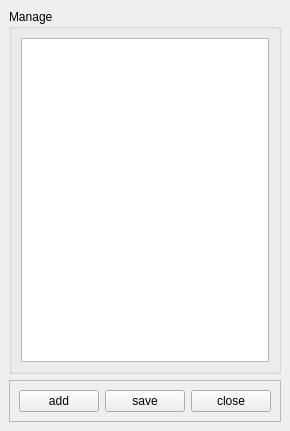
BoraYang/onnuri, file gui/biblestudywindow.ui: the form before one commit.
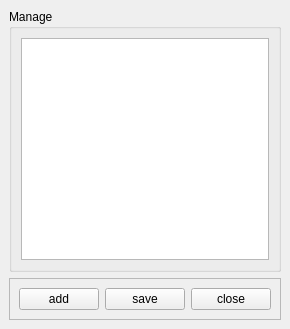
The form after the commit.

Diff of the .ui file:
```diff
--- a/gui/biblestudywindow.ui
+++ b/gui/biblestudywindow.ui
@@ -7,7 +7,7 @@
     <x>0</x>
     <y>0</y>
     <width>267</width>
-    <height>431</height>
+    <height>329</height>
    </rect>
   </property>
   <property name="windowTitle">
```
